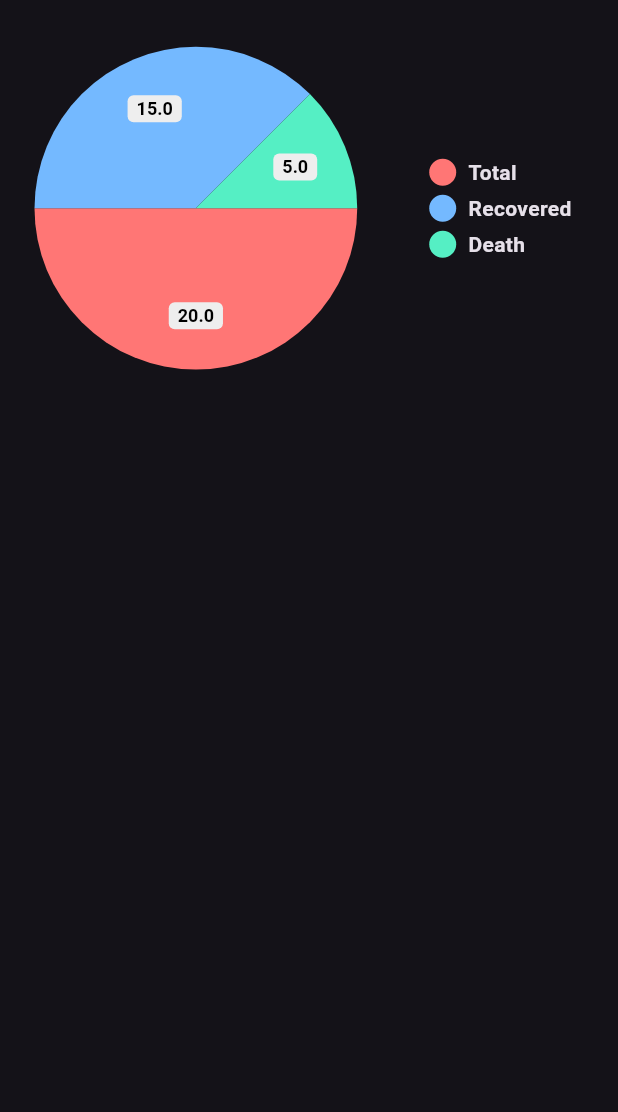
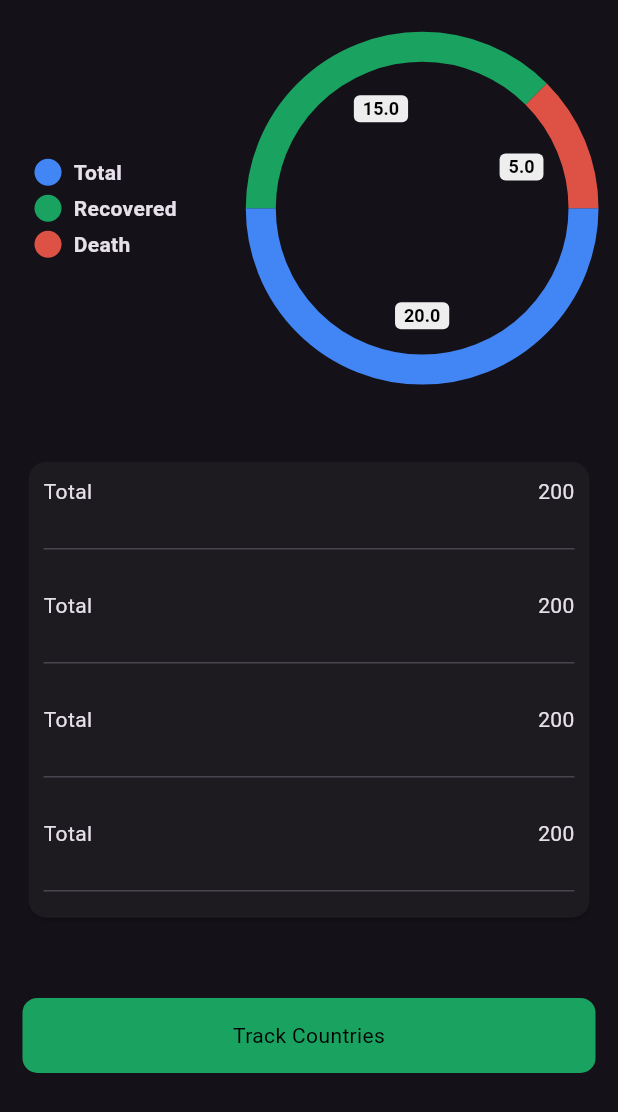
Before and after one commit to anshulkapoor08/covidTracker, a Flutter app: the screen it shows after launch, on a phone screen of 412 x 824 dp. Shown: the top 1112 px of the screen. Run offline on Flutter 3.47's test engine with Material 3 defaults, Android fonts, the phone set to English and light mode, and no system bars; drawn by our look-alikes of pie_chart.

Commit message:
First UI done

```diff
--- a/lib/View/worldstat.dart
+++ b/lib/View/worldstat.dart
@@ -1,6 +1,7 @@
 import 'dart:async';
 
 import 'package:flutter/material.dart';
+import 'package:flutter/widgets.dart';
 import 'package:pie_chart/pie_chart.dart';
 
 class WorldStateScreen extends StatefulWidget {
@@ -42,16 +43,60 @@ class _WorldStateScreenState extends State<WorldStateScreen>
 
   @override
   Widget build(BuildContext context) {
-    return  Scaffold(
+    return Scaffold(
       body: SafeArea(
         child: Padding(
           padding: EdgeInsets.all(15),
           child: Column(
             children: [
-              SizedBox(height: MediaQuery.of(context).size.height*0.01,),
-              const PieChart(dataMap: { "Total" : 20,
-              "Recovered": 15,
-              "Death": 5})
+              SizedBox(
+                height: MediaQuery.of(context).size.height * 0.01,
+              ),
+              PieChart(
+                dataMap: const {"Total": 20, "Recovered": 15, "Death": 5},
+                chartRadius: MediaQuery.of(context).size.width * 3 / 2,
+                legendOptions:
+                    const LegendOptions(legendPosition: LegendPosition.left),
+                animationDuration: const Duration(milliseconds: 1200),
+                chartType: ChartType.ring,
+                colorList: colorList,
+              ),
+              Padding(
+                padding: EdgeInsets.symmetric(
+                    vertical: MediaQuery.of(context).size.height * 0.06),
+                child: Card(
+                    child: Column(
+                  children: [
+                    ReusableRow(
+                      title: 'Total',
+                      value: '200',
+                    ),
+                    ReusableRow(
+                      title: 'Total',
+                      value: '200',
+                    ),
+                    ReusableRow(
+                      title: 'Total',
+                      value: '200',
+                    ),
+                    ReusableRow(
+                      title: 'Total',
+                      value: '200',
+                    ),
+                  ],
+                )),
+              ),
+              Container(
+                height: 50,
+                decoration: BoxDecoration(
+                    borderRadius: BorderRadius.circular(10),
+                    color: Color(0xff1aa260)),
+                child:const Center(
+                    child: Text(
+                  'Track Countries',
+                  style: TextStyle(color: Colors.black),
+                )),
+              )
             ],
           ),
         ),
@@ -59,3 +104,27 @@ class _WorldStateScreenState extends State<WorldStateScreen>
     );
   }
 }
+
+class ReusableRow extends StatelessWidget {
+  String title, value;
+  ReusableRow({super.key, required this.title, required this.value});
+
+  @override
+  Widget build(BuildContext context) {
+    return Padding(
+      padding: EdgeInsets.only(left: 10, right: 10, top: 10, bottom: 10),
+      child: Column(
+        children: [
+          Row(
+            mainAxisAlignment: MainAxisAlignment.spaceBetween,
+            children: [Text(title), Text(value)],
+          ),
+          SizedBox(
+            height: 20,
+          ),
+          Divider(),
+        ],
+      ),
+    );
+  }
+}
```
